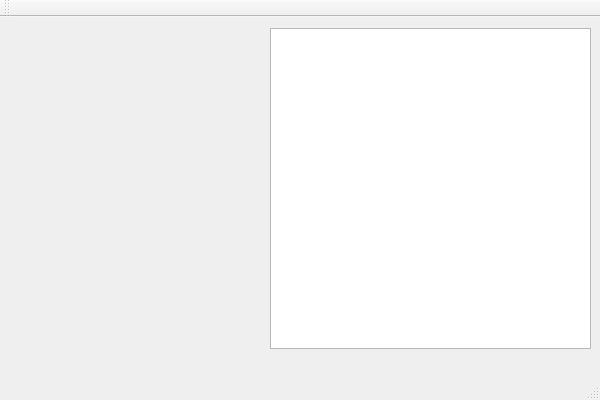
Before: the Qt Designer form minigo/MiniGo.ui in schibalt/minigo, drawn with Qt 5.
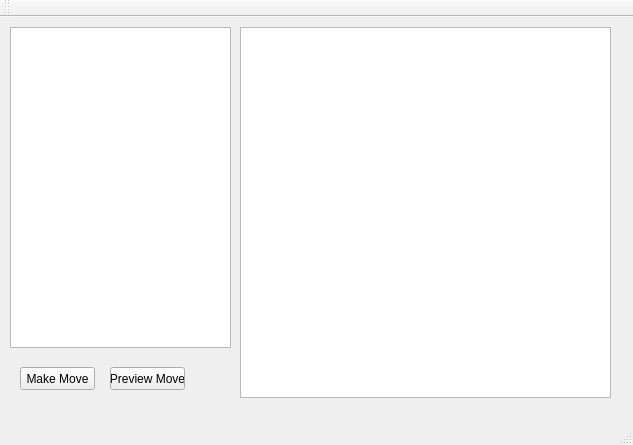
After: the same form once the commit is applied.

Commit message: move preview/execution looks good

```diff
--- a/minigo/MiniGo.ui
+++ b/minigo/MiniGo.ui
@@ -6,8 +6,8 @@
    <rect>
     <x>0</x>
     <y>0</y>
-    <width>600</width>
-    <height>400</height>
+    <width>633</width>
+    <height>445</height>
    </rect>
   </property>
   <property name="windowTitle">
@@ -17,9 +17,45 @@
    <widget class="QGraphicsView" name="graphicsView">
     <property name="geometry">
      <rect>
-      <x>270</x>
-      <y>11</y>
-      <width>321</width>
+      <x>240</x>
+      <y>10</y>
+      <width>371</width>
+      <height>371</height>
+     </rect>
+    </property>
+   </widget>
+   <widget class="QPushButton" name="previewButton">
+    <property name="geometry">
+     <rect>
+      <x>110</x>
+      <y>350</y>
+      <width>75</width>
+      <height>23</height>
+     </rect>
+    </property>
+    <property name="text">
+     <string>Preview Move</string>
+    </property>
+   </widget>
+   <widget class="QPushButton" name="moveButton">
+    <property name="geometry">
+     <rect>
+      <x>20</x>
+      <y>350</y>
+      <width>75</width>
+      <height>23</height>
+     </rect>
+    </property>
+    <property name="text">
+     <string>Make Move</string>
+    </property>
+   </widget>
+   <widget class="QListWidget" name="listWidget">
+    <property name="geometry">
+     <rect>
+      <x>10</x>
+      <y>10</y>
+      <width>221</width>
       <height>321</height>
      </rect>
     </property>
```
Left out of the diff: 2 changed lines with no effect on the pictures. The commit also changes 6 other files.
